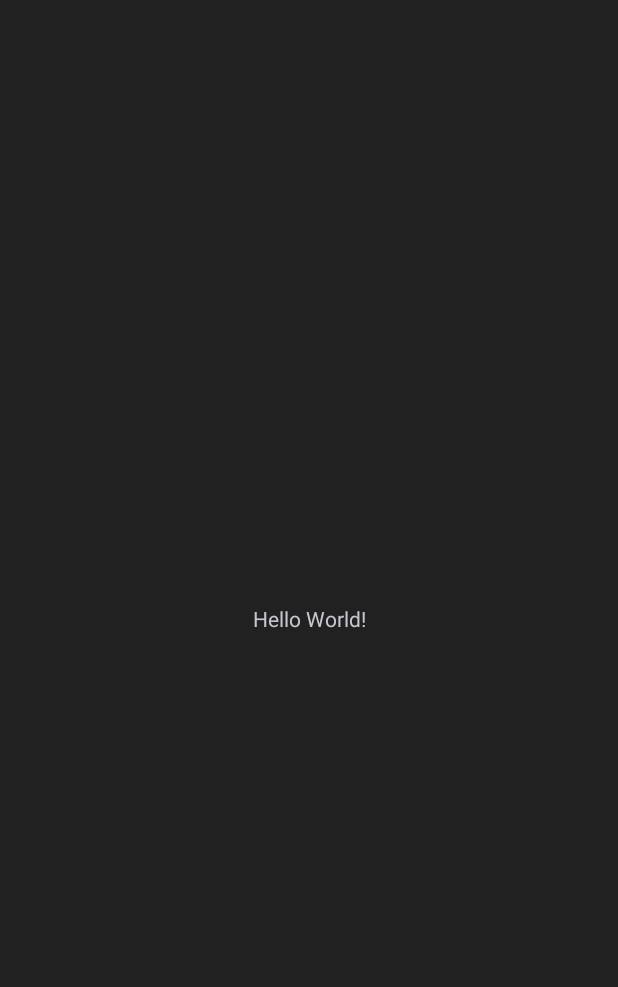
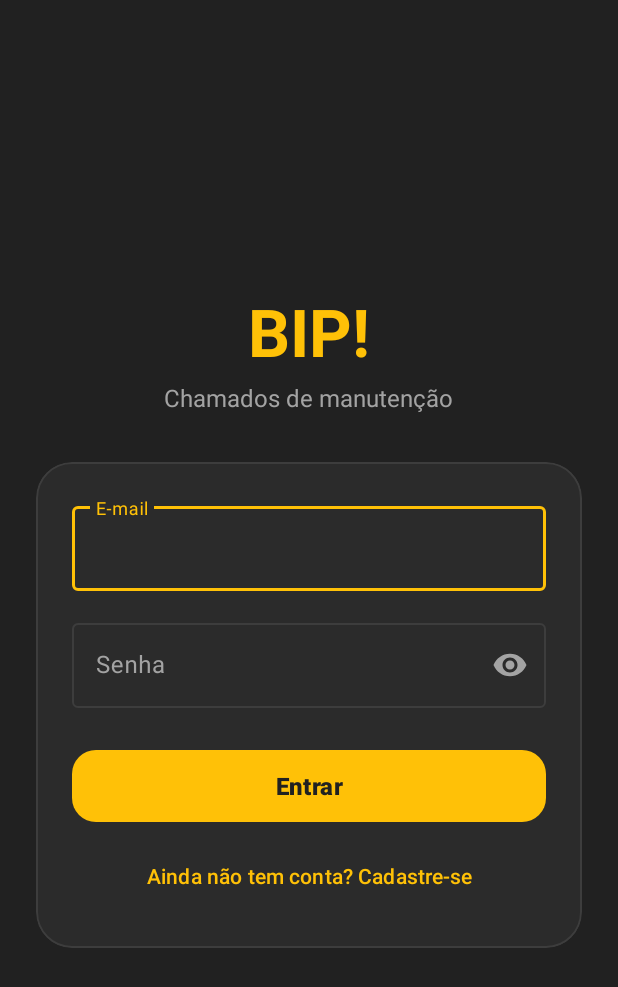
Before and after one commit to EduardoMosti/bip-manutencao, an Android app: the screen it shows after launch (MainActivity before the commit, LoginActivity after it), on a phone screen of 412 x 824 dp. Before the commit the part shown is almost empty. Shown: the top 987 px of the screen. Run offline under Robolectric (Android 15) with nearby library versions, the phone set to English and light mode, and no system bars; our stand-ins replace Firebase (no records; nobody signed in at launch, a user with empty details on screens opened directly).

Commit message:
Adiciona a tela de login e cadastro com Firebase Authentication

```diff
--- /dev/null
+++ b/app/src/main/java/com/bip/manutencao/LoginActivity.java
@@ -0,0 +1,241 @@
+package com.bip.manutencao;
+
+import android.content.Intent;
+import android.os.Bundle;
+import android.util.Patterns;
+import android.view.View;
+import android.widget.Toast;
+
+import androidx.activity.EdgeToEdge;
+import androidx.appcompat.app.AppCompatActivity;
+import androidx.core.graphics.Insets;
+import androidx.core.view.ViewCompat;
+import androidx.core.view.WindowInsetsCompat;
+
+import com.google.android.material.button.MaterialButton;
+import com.google.android.material.progressindicator.CircularProgressIndicator;
+import com.google.android.material.textfield.TextInputEditText;
+import com.google.android.material.textfield.TextInputLayout;
+import com.google.firebase.FirebaseNetworkException;
+import com.google.firebase.auth.FirebaseAuth;
+import com.google.firebase.auth.FirebaseAuthInvalidCredentialsException;
+import com.google.firebase.auth.FirebaseAuthInvalidUserException;
+import com.google.firebase.auth.FirebaseAuthUserCollisionException;
+import com.google.firebase.auth.FirebaseAuthWeakPasswordException;
+import com.google.firebase.auth.FirebaseUser;
+import com.google.firebase.firestore.FirebaseFirestore;
+
+import java.util.HashMap;
+import java.util.Map;
+
+public class LoginActivity extends AppCompatActivity {
+
+    private static final String ESTADO_MODO_CADASTRO = "modo_cadastro";
+
+    private FirebaseAuth auth;
+    private FirebaseFirestore db;
+
+    private TextInputLayout tilNome;
+    private TextInputLayout tilEmail;
+    private TextInputLayout tilSenha;
+    private TextInputEditText edtNome;
+    private TextInputEditText edtEmail;
+    private TextInputEditText edtSenha;
+    private MaterialButton btnPrincipal;
+    private MaterialButton btnAlternar;
+    private CircularProgressIndicator progressLogin;
+
+    private boolean modoCadastro = false;
+
+    @Override
+    protected void onCreate(Bundle savedInstanceState) {
+        super.onCreate(savedInstanceState);
+        EdgeToEdge.enable(this);
+        setContentView(R.layout.activity_login);
+        ViewCompat.setOnApplyWindowInsetsListener(findViewById(R.id.main), (v, insets) -> {
+            Insets systemBars = insets.getInsets(WindowInsetsCompat.Type.systemBars());
+            v.setPadding(systemBars.left, systemBars.top, systemBars.right, systemBars.bottom);
+            return insets;
+        });
+
+        auth = FirebaseAuth.getInstance();
+        db = FirebaseFirestore.getInstance();
+
+        tilNome = findViewById(R.id.tilNome);
+        tilEmail = findViewById(R.id.tilEmail);
+        tilSenha = findViewById(R.id.tilSenha);
+        edtNome = findViewById(R.id.edtNome);
+        edtEmail = findViewById(R.id.edtEmail);
+        edtSenha = findViewById(R.id.edtSenha);
+        btnPrincipal = findViewById(R.id.btnPrincipal);
+        btnAlternar = findViewById(R.id.btnAlternar);
+        progressLogin = findViewById(R.id.progressLogin);
+
+        if (savedInstanceState != null) {
+            modoCadastro = savedInstanceState.getBoolean(ESTADO_MODO_CADASTRO, false);
+        }
+        aplicarModo();
+
+        btnPrincipal.setOnClickListener(v -> enviar());
+        btnAlternar.setOnClickListener(v -> {
+            modoCadastro = !modoCadastro;
+            limparErros();
+            aplicarModo();
+        });
+    }
+
+    @Override
+    protected void onStart() {
+        super.onStart();
+        // Sessao: se ja existe usuario logado, segue direto para o app
+        if (auth.getCurrentUser() != null) {
+            abrirApp();
+        }
+    }
+
+    @Override
+    protected void onSaveInstanceState(Bundle outState) {
+        super.onSaveInstanceState(outState);
+        outState.putBoolean(ESTADO_MODO_CADASTRO, modoCadastro);
+    }
+
+    private void aplicarModo() {
+        if (modoCadastro) {
+            tilNome.setVisibility(View.VISIBLE);
+            btnPrincipal.setText(R.string.login_cadastrar);
+            btnAlternar.setText(R.string.login_alternar_para_entrar);
+        } else {
+            tilNome.setVisibility(View.GONE);
+            btnPrincipal.setText(R.string.login_entrar);
+            btnAlternar.setText(R.string.login_alternar_para_cadastro);
+        }
+    }
+
+    private void limparErros() {
+        tilNome.setError(null);
+        tilEmail.setError(null);
+        tilSenha.setError(null);
+    }
+
+    private void enviar() {
+        limparErros();
+        if (!validar()) {
+            return;
+        }
+
+        String email = textoDe(edtEmail);
+        String senha = edtSenha.getText() == null ? "" : edtSenha.getText().toString();
+
+        carregando(true);
+        if (modoCadastro) {
+            cadastrar(textoDe(edtNome), email, senha);
+        } else {
+            entrar(email, senha);
+        }
+    }
+
+    private boolean validar() {
+        boolean valido = true;
+
+        if (modoCadastro && textoDe(edtNome).isEmpty()) {
+            tilNome.setError(getString(R.string.erro_nome_vazio));
+            valido = false;
+        }
+
+        String email = textoDe(edtEmail);
+        if (email.isEmpty()) {
+            tilEmail.setError(getString(R.string.erro_email_vazio));
+            valido = false;
+        } else if (!Patterns.EMAIL_ADDRESS.matcher(email).matches()) {
+            tilEmail.setError(getString(R.string.erro_email_invalido));
+            valido = false;
+        }
+
+        String senha = edtSenha.getText() == null ? "" : edtSenha.getText().toString();
+        if (senha.isEmpty()) {
+            tilSenha.setError(getString(R.string.erro_senha_vazia));
+            valido = false;
+        } else if (modoCadastro && senha.length() < 6) {
+            tilSenha.setError(getString(R.string.erro_senha_curta));
+            valido = false;
+        }
+
+        return valido;
+    }
+
+    private void entrar(String email, String senha) {
+        auth.signInWithEmailAndPassword(email, senha)
+                .addOnCompleteListener(task -> {
+                    carregando(false);
+                    if (task.isSuccessful()) {
+                        abrirApp();
+                    } else {
+                        mostrarErro(task.getException());
+                    }
+                });
+    }
+
+    private void cadastrar(String nome, String email, String senha) {
+        auth.createUserWithEmailAndPassword(email, senha)
+                .addOnCompleteListener(task -> {
+                    if (!task.isSuccessful()) {
+                        carregando(false);
+                        mostrarErro(task.getException());
+                        return;
+                    }
+
+                    FirebaseUser usuario = auth.getCurrentUser();
+                    if (usuario == null) {
+                        carregando(false);
+                        Toast.makeText(this, R.string.erro_generico, Toast.LENGTH_LONG).show();
+                        return;
+                    }
+
+                    // O perfil nao e gravado aqui: ele e definido pelo grupo no console
+                    Map<String, Object> dados = new HashMap<>();
+                    dados.put("nome", nome);
+                    dados.put("email", email);
+
+                    db.collection("usuarios").document(usuario.getUid())
+                            .set(dados)
+                            .addOnCompleteListener(gravacao -> {
+                                carregando(false);
+                                abrirApp();
+                            });
+                });
+    }
+
+    private void mostrarErro(Exception e) {
+        if (e instanceof FirebaseAuthUserCollisionException) {
+            tilEmail.setError(getString(R.string.erro_email_em_uso));
+        } else if (e instanceof FirebaseAuthWeakPasswordException) {
+            tilSenha.setError(getString(R.string.erro_senha_curta));
+        } else if (e instanceof FirebaseAuthInvalidCredentialsException
+                || e instanceof FirebaseAuthInvalidUserException) {
+            if (modoCadastro) {
+                tilEmail.setError(getString(R.string.erro_email_invalido));
+            } else {
+                tilSenha.setError(getString(R.string.erro_credenciais));
+            }
+        } else if (e instanceof FirebaseNetworkException) {
+            Toast.makeText(this, R.string.erro_rede, Toast.LENGTH_LONG).show();
+        } else {
+            Toast.makeText(this, R.string.erro_generico, Toast.LENGTH_LONG).show();
+        }
+    }
+
+    private void carregando(boolean carregando) {
+        progressLogin.setVisibility(carregando ? View.VISIBLE : View.GONE);
+        btnPrincipal.setEnabled(!carregando);
+        btnAlternar.setEnabled(!carregando);
+    }
+
+    private String textoDe(TextInputEditText campo) {
+        return campo.getText() == null ? "" : campo.getText().toString().trim();
+    }
+
+    private void abrirApp() {
+        startActivity(new Intent(this, MainActivity.class));
+        finish();
+    }
+}
--- /dev/null
+++ b/app/src/main/res/layout/activity_login.xml
@@ -0,0 +1,134 @@
+<?xml version="1.0" encoding="utf-8"?>
+<ScrollView xmlns:android="http://schemas.android.com/apk/res/android"
+    xmlns:app="http://schemas.android.com/apk/res-auto"
+    xmlns:tools="http://schemas.android.com/tools"
+    android:id="@+id/main"
+    android:layout_width="match_parent"
+    android:layout_height="match_parent"
+    android:background="@color/bip_grafite"
+    android:fillViewport="true"
+    tools:context=".LoginActivity">
+
+    <LinearLayout
+        android:layout_width="match_parent"
+        android:layout_height="match_parent"
+        android:gravity="center"
+        android:orientation="vertical"
+        android:padding="24dp">
+
+        <TextView
+            android:layout_width="wrap_content"
+            android:layout_height="wrap_content"
+            android:text="@string/login_titulo"
+            android:textColor="@color/bip_amarelo"
+            android:textSize="44sp"
+            android:textStyle="bold" />
+
+        <TextView
+            android:layout_width="wrap_content"
+            android:layout_height="wrap_content"
+            android:layout_marginTop="4dp"
+            android:layout_marginBottom="32dp"
+            android:text="@string/login_subtitulo"
+            android:textColor="@color/bip_texto_secundario"
+            android:textSize="16sp" />
+
+        <com.google.android.material.card.MaterialCardView
+            android:layout_width="match_parent"
+            android:layout_height="wrap_content"
+            app:cardBackgroundColor="@color/bip_superficie"
+            app:cardCornerRadius="24dp"
+            app:cardElevation="0dp"
+            app:strokeColor="@color/bip_borda"
+            app:strokeWidth="1dp">
+
+            <LinearLayout
+                android:layout_width="match_parent"
+                android:layout_height="wrap_content"
+                android:orientation="vertical"
+                android:padding="24dp">
+
+                <com.google.android.material.textfield.TextInputLayout
+                    android:id="@+id/tilNome"
+                    style="@style/Widget.Material3.TextInputLayout.OutlinedBox"
+                    android:layout_width="match_parent"
+                    android:layout_height="wrap_content"
+                    android:layout_marginBottom="16dp"
+                    android:hint="@string/login_hint_nome"
+                    android:visibility="gone">
+
+                    <com.google.android.material.textfield.TextInputEditText
+                        android:id="@+id/edtNome"
+                        android:layout_width="match_parent"
+                        android:layout_height="wrap_content"
+                        android:imeOptions="actionNext"
+                        android:inputType="textPersonName|textCapWords"
+                        android:maxLines="1" />
+                </com.google.android.material.textfield.TextInputLayout>
+
+                <com.google.android.material.textfield.TextInputLayout
+                    android:id="@+id/tilEmail"
+                    style="@style/Widget.Material3.TextInputLayout.OutlinedBox"
+                    android:layout_width="match_parent"
+                    android:layout_height="wrap_content"
+                    android:layout_marginBottom="16dp"
+                    android:hint="@string/login_hint_email">
+
+                    <com.google.android.material.textfield.TextInputEditText
+                        android:id="@+id/edtEmail"
+                        android:layout_width="match_parent"
+                        android:layout_height="wrap_content"
+                        android:imeOptions="actionNext"
+                        android:inputType="textEmailAddress"
+                        android:maxLines="1" />
+                </com.google.android.material.textfield.TextInputLayout>
+
+                <com.google.android.material.textfield.TextInputLayout
+                    android:id="@+id/tilSenha"
+                    style="@style/Widget.Material3.TextInputLayout.OutlinedBox"
+                    android:layout_width="match_parent"
+                    android:layout_height="wrap_content"
+                    android:layout_marginBottom="24dp"
+                    android:hint="@string/login_hint_senha"
+                    app:endIconMode="password_toggle">
+
+                    <com.google.android.material.textfield.TextInputEditText
+                        android:id="@+id/edtSenha"
+                        android:layout_width="match_parent"
+                        android:layout_height="wrap_content"
+                        android:imeOptions="actionDone"
+                        android:inputType="textPassword"
+                        android:maxLines="1" />
+                </com.google.android.material.textfield.TextInputLayout>
+
+                <com.google.android.material.progressindicator.CircularProgressIndicator
+                    android:id="@+id/progressLogin"
+                    android:layout_width="wrap_content"
+                    android:layout_height="wrap_content"
+                    android:layout_gravity="center_horizontal"
+                    android:layout_marginBottom="16dp"
+                    android:indeterminate="true"
+                    android:visibility="gone" />
+
+                <com.google.android.material.button.MaterialButton
+                    android:id="@+id/btnPrincipal"
+                    android:layout_width="match_parent"
+                    android:layout_height="56dp"
+                    android:text="@string/login_entrar"
+                    android:textAllCaps="false"
+                    android:textSize="16sp"
+                    android:textStyle="bold"
+                    app:cornerRadius="16dp" />
+
+                <com.google.android.material.button.MaterialButton
+                    android:id="@+id/btnAlternar"
+                    style="@style/Widget.Material3.Button.TextButton"
+                    android:layout_width="match_parent"
+                    android:layout_height="wrap_content"
+                    android:layout_marginTop="8dp"
+                    android:text="@string/login_alternar_para_cadastro"
+                    android:textAllCaps="false" />
+            </LinearLayout>
+        </com.google.android.material.card.MaterialCardView>
+    </LinearLayout>
+</ScrollView>
--- a/app/src/main/res/values/strings.xml
+++ b/app/src/main/res/values/strings.xml
@@ -1,3 +1,25 @@
 <resources>
-    <string name="app_name">BIP</string>
+    <string name="app_name">BIP!</string>
+
+    <!-- Login e cadastro -->
+    <string name="login_titulo">BIP!</string>
+    <string name="login_subtitulo">Chamados de manutenção</string>
+    <string name="login_hint_nome">Nome completo</string>
+    <string name="login_hint_email">E-mail</string>
+    <string name="login_hint_senha">Senha</string>
+    <string name="login_entrar">Entrar</string>
+    <string name="login_cadastrar">Cadastrar</string>
+    <string name="login_alternar_para_cadastro">Ainda não tem conta? Cadastre-se</string>
+    <string name="login_alternar_para_entrar">Já tem conta? Entre</string>
+
+    <!-- Mensagens de erro -->
+    <string name="erro_nome_vazio">Informe o seu nome</string>
+    <string name="erro_email_vazio">Informe o e-mail</string>
+    <string name="erro_email_invalido">E-mail inválido</string>
+    <string name="erro_senha_vazia">Informe a senha</string>
+    <string name="erro_senha_curta">A senha deve ter pelo menos 6 caracteres</string>
+    <string name="erro_credenciais">E-mail ou senha incorretos</string>
+    <string name="erro_email_em_uso">Este e-mail já está cadastrado</string>
+    <string name="erro_rede">Sem conexão. Verifique a internet e tente de novo</string>
+    <string name="erro_generico">Não foi possível concluir. Tente novamente</string>
 </resources>
```
Also changed, not shown: app/src/main/AndroidManifest.xml (+9 -1 lines).
